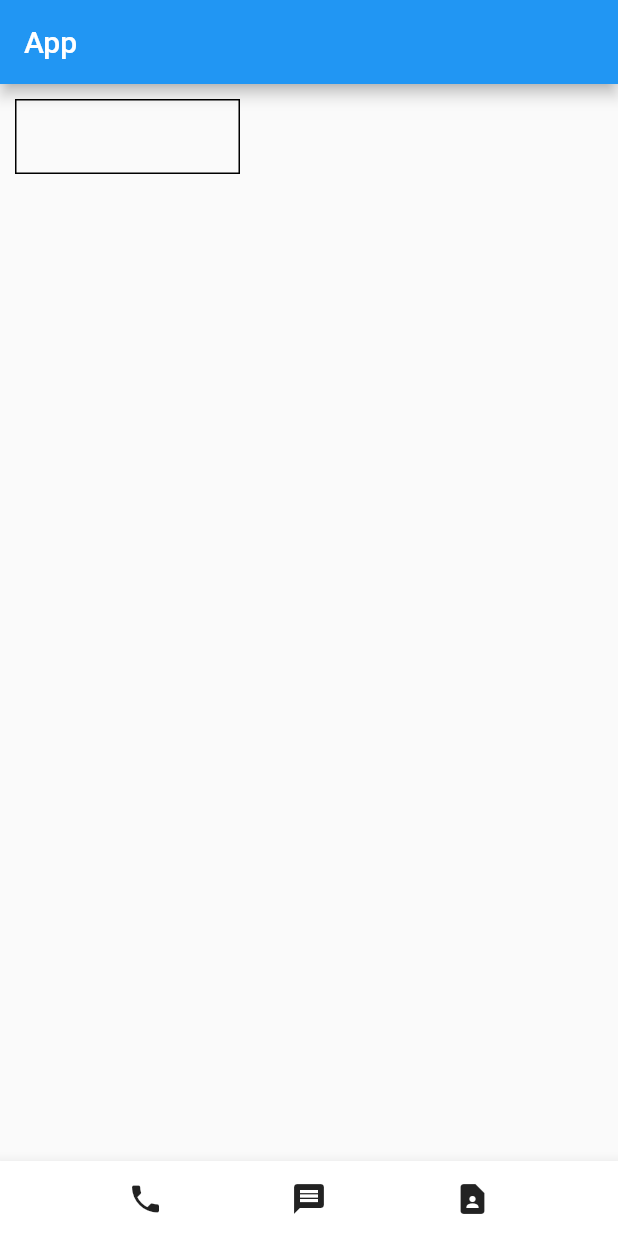
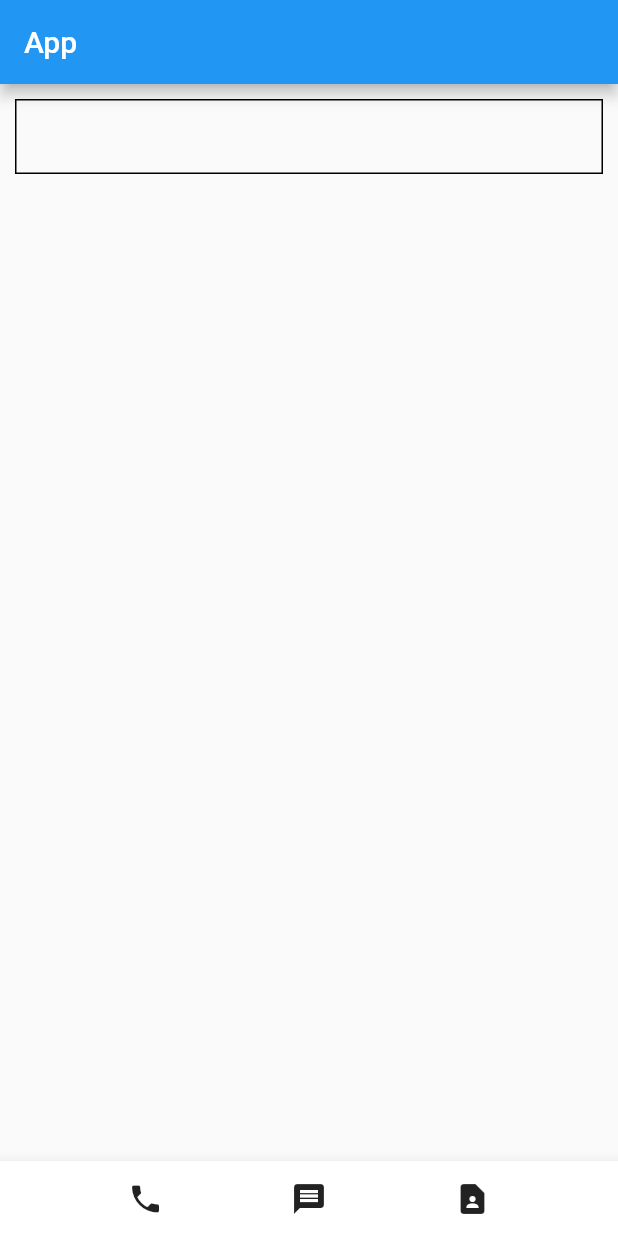
Before and after one commit to ByeongJuP/simple-flutter, a Flutter app: the screen it shows after launch, on a phone screen of 412 x 824 dp. Run offline on Flutter 3.47's test engine with Material 2 defaults, Android fonts, the phone set to English and light mode, and no system bars.

Commit message:
add: base body

```diff
--- a/lib/main.dart
+++ b/lib/main.dart
@@ -12,10 +12,13 @@ class MyApp extends StatelessWidget {
     return MaterialApp(
       home: Scaffold(
         appBar: AppBar( title: const Text('App')),
-        body: Container(
-          width: 150, height: 50, margin: EdgeInsets.all(10), padding: EdgeInsets.fromLTRB(0, 30, 0, 0),
-          decoration: BoxDecoration(
-            border: Border.all(color: Colors.black)
+        body: Align(
+          alignment: Alignment.topCenter,
+          child: Container(
+            width: double.infinity, height: 50, margin: EdgeInsets.all(10), padding: EdgeInsets.fromLTRB(0, 30, 0, 0),
+            decoration: BoxDecoration(
+              border: Border.all(color: Colors.black)
+            ),
           ),
         ),
         bottomNavigationBar: BottomAppBar(
```
